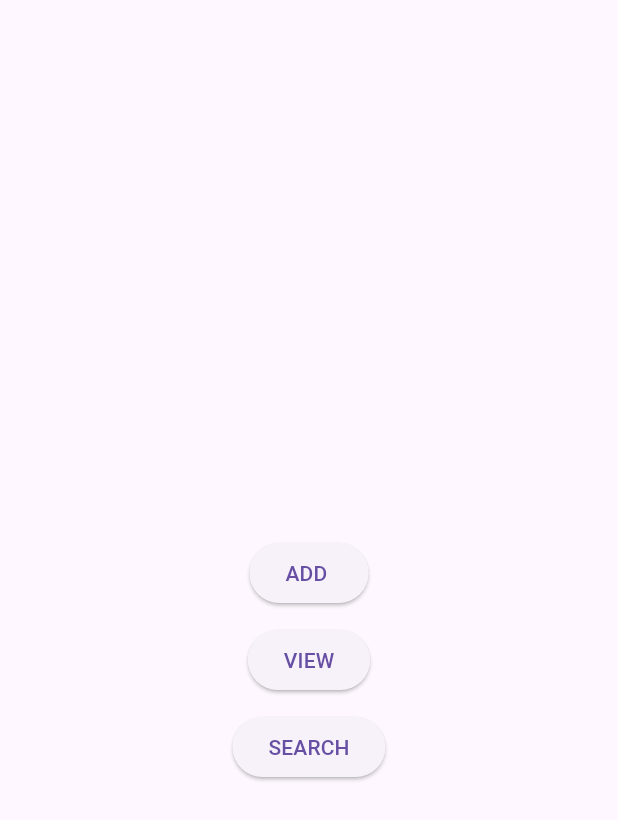
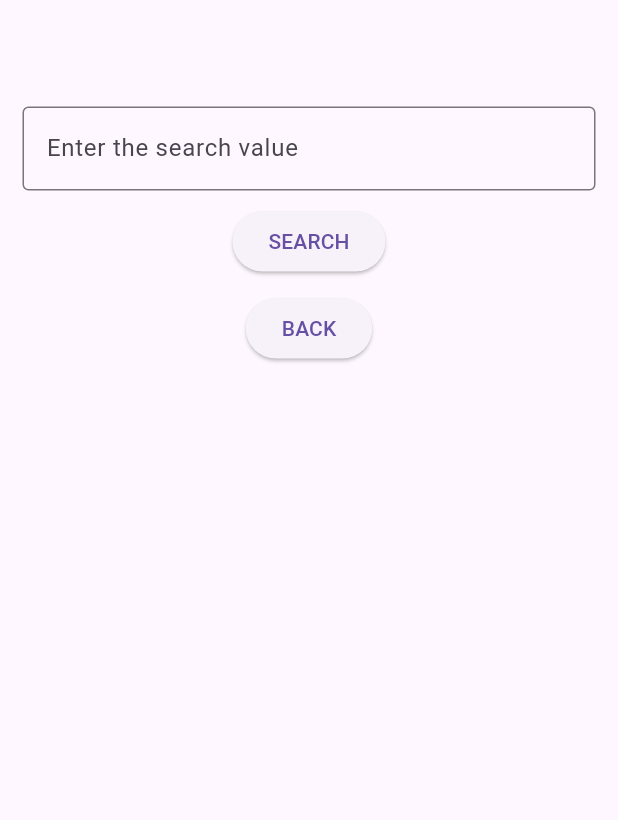
Before and after one commit to Athirani69/restuarant_frontend, a Flutter app: the screen it shows after launch, after a tap on "SEARCH", on a phone screen of 412 x 824 dp. Shown: the top 820 px of the screen. Run offline on Flutter 3.47's test engine with Material 3 defaults, Android fonts, the phone set to English and light mode, and no system bars.

Commit message:
chnges made

```diff
--- a/lib/Pages/menu.dart
+++ b/lib/Pages/menu.dart
@@ -1,5 +1,7 @@
 import 'package:flutter/material.dart';
 import 'package:restuarant/Pages/add.dart';
+import 'package:restuarant/Pages/search.dart';
+import 'package:restuarant/Pages/view.dart';
 
 class menu extends StatelessWidget {
   const menu({super.key});
@@ -18,9 +20,13 @@ class menu extends StatelessWidget {
               Navigator.push(context, MaterialPageRoute(builder: (context)=>add()));
             }, child: Text("ADD ")),
             SizedBox(height: 10,),
-            ElevatedButton(onPressed: (){}, child: Text("VIEW")),
+            ElevatedButton(onPressed: (){
+              Navigator.push(context, MaterialPageRoute(builder: (context)=>vew()));
+            }, child: Text("VIEW")),
             SizedBox(height: 10,),
-            ElevatedButton(onPressed: (){}, child: Text("SEARCH"))
+            ElevatedButton(onPressed: (){
+              Navigator.push(context, MaterialPageRoute(builder: (context)=>srch()));
+            }, child: Text("SEARCH"))
           ],
         ),
       ),
--- /dev/null
+++ b/lib/Pages/search.dart
@@ -0,0 +1,36 @@
+import 'package:flutter/material.dart';
+
+class srch extends StatefulWidget {
+  const srch({super.key});
+
+  @override
+  State<srch> createState() => _srchState();
+}
+
+class _srchState extends State<srch> {
+  @override
+  Widget build(BuildContext context) {
+    return MaterialApp(
+      home: Scaffold(
+        appBar: AppBar(),
+        body: Container(
+          padding: EdgeInsets.all(15),
+          child: Column(
+            children: [
+              TextField(
+                decoration: InputDecoration(
+                  labelText: ("Enter the search value"),
+                  border: OutlineInputBorder()
+                ),
+              ),
+              SizedBox(height: 10,),
+              ElevatedButton(onPressed: (){}, child: Text("SEARCH")),
+              SizedBox(height: 10,),
+              ElevatedButton(onPressed: (){}, child: Text("BACK"))
+            ],
+          ),
+        ),
+      ),
+    );
+  }
+}
```
